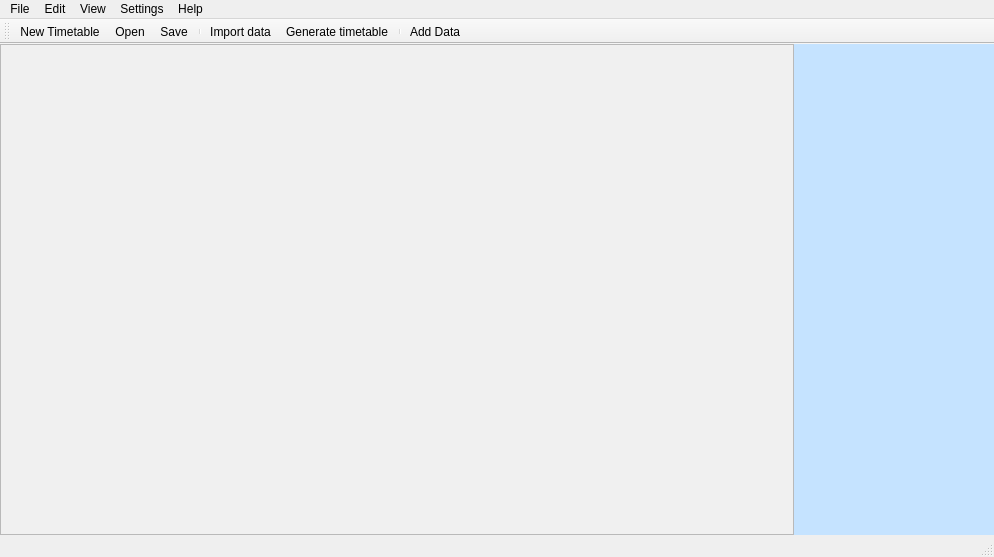
First picture: the form in Orar/OrarApp/OrarApp.ui, repository alexandrutm/UnivTimetable, before the edit.
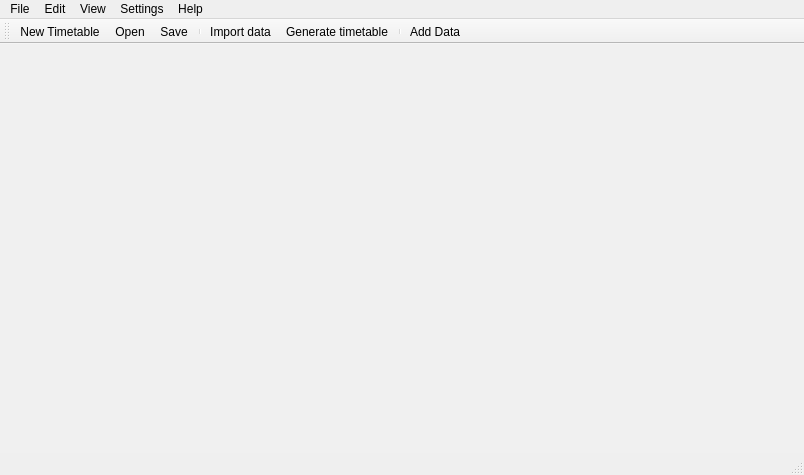
Second picture: the form after the edit. Icons and pictures are not drawn.

Commit message: Add class for displaying timetables

```diff
--- a/Orar/OrarApp/OrarApp.ui
+++ b/Orar/OrarApp/OrarApp.ui
@@ -6,8 +6,8 @@
    <rect>
     <x>0</x>
     <y>0</y>
-    <width>994</width>
-    <height>557</height>
+    <width>804</width>
+    <height>475</height>
    </rect>
   </property>
   <property name="windowTitle">
@@ -44,128 +44,6 @@
       <property name="styleSheet">
        <string notr="true">background-color: rgb(240, 240, 240);</string>
       </property>
-      <widget class="QWidget" name="page">
-       <layout class="QVBoxLayout" name="verticalLayout_11">
-        <property name="spacing">
-         <number>0</number>
-        </property>
-        <property name="leftMargin">
-         <number>0</number>
-        </property>
-        <property name="topMargin">
-         <number>0</number>
-        </property>
-        <property name="rightMargin">
-         <number>0</number>
-        </property>
-        <property name="bottomMargin">
-         <number>0</number>
-        </property>
-        <item>
-         <widget class="QFrame" name="mContent">
-          <property name="frameShape">
-           <enum>QFrame::NoFrame</enum>
-          </property>
-          <property name="frameShadow">
-           <enum>QFrame::Raised</enum>
-          </property>
-          <layout class="QHBoxLayout" name="horizontalLayout_2">
-           <property name="spacing">
-            <number>0</number>
-           </property>
-           <property name="leftMargin">
-            <number>0</number>
-           </property>
-           <property name="topMargin">
-            <number>0</number>
-           </property>
-           <property name="rightMargin">
-            <number>0</number>
-           </property>
-           <property name="bottomMargin">
-            <number>0</number>
-           </property>
-           <item>
-            <widget class="QFrame" name="mView">
-             <property name="frameShape">
-              <enum>QFrame::NoFrame</enum>
-             </property>
-             <property name="frameShadow">
-              <enum>QFrame::Raised</enum>
-             </property>
-             <layout class="QHBoxLayout" name="horizontalLayout_6">
-              <property name="spacing">
-               <number>0</number>
-              </property>
-              <property name="leftMargin">
-               <number>0</number>
-              </property>
-              <property name="topMargin">
-               <number>0</number>
-              </property>
-              <property name="rightMargin">
-               <number>0</number>
-              </property>
-              <property name="bottomMargin">
-               <number>0</number>
-              </property>
-              <item>
-               <widget class="QTableView" name="mTimeTableView">
-                <property name="showGrid">
-                 <bool>true</bool>
-                </property>
-               </widget>
-              </item>
-             </layout>
-            </widget>
-           </item>
-           <item>
-            <widget class="QFrame" name="mRightMenu">
-             <property name="minimumSize">
-              <size>
-               <width>200</width>
-               <height>0</height>
-              </size>
-             </property>
-             <property name="maximumSize">
-              <size>
-               <width>300</width>
-               <height>16777215</height>
-              </size>
-             </property>
-             <property name="styleSheet">
-              <string notr="true">background-color: rgb(197, 227, 255);</string>
-             </property>
-             <property name="frameShape">
-              <enum>QFrame::NoFrame</enum>
-             </property>
-             <property name="frameShadow">
-              <enum>QFrame::Raised</enum>
-             </property>
-             <layout class="QVBoxLayout" name="verticalLayout_12">
-              <property name="spacing">
-               <number>0</number>
-              </property>
-              <property name="leftMargin">
-               <number>0</number>
-              </property>
-              <property name="topMargin">
-               <number>0</number>
-              </property>
-              <property name="rightMargin">
-               <number>0</number>
-              </property>
-              <property name="bottomMargin">
-               <number>0</number>
-              </property>
-             </layout>
-            </widget>
-           </item>
-          </layout>
-         </widget>
-        </item>
-       </layout>
-      </widget>
      </widget>
     </item>
    </layout>
@@ -175,7 +53,7 @@
     <rect>
      <x>0</x>
      <y>0</y>
-     <width>994</width>
+     <width>804</width>
      <height>21</height>
     </rect>
    </property>
```
The commit also changes 11 other files.
